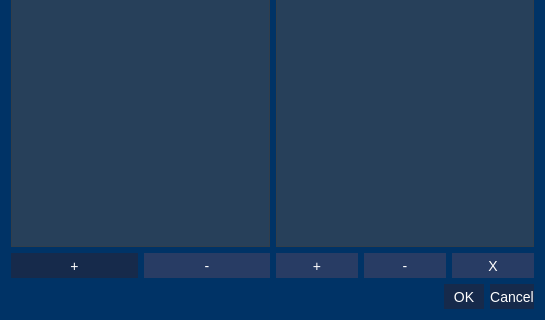
First picture: the form in gui/definitions/group_dialog.ui, repository SilMon/NucDetect, before the edit; both pictures show x 0 to 545 and y 376 to 696 of the 545 by 696 pixel window.
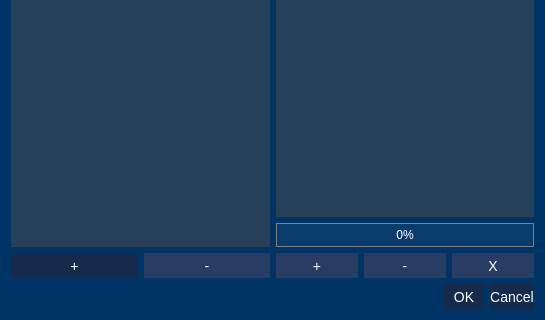
Second picture: the form after the edit.

Commit message: Introduction of standardized image loading

The edit to the form file:
```diff
--- a/gui/definitions/group_dialog.ui
+++ b/gui/definitions/group_dialog.ui
@@ -114,6 +114,16 @@
          </property>
         </widget>
        </item>
+       <item>
+        <widget class="QProgressBar" name="prg_images">
+         <property name="value">
+          <number>0</number>
+         </property>
+         <property name="alignment">
+          <set>Qt::AlignCenter</set>
+         </property>
+        </widget>
+       </item>
        <item>
         <layout class="QHBoxLayout" name="horizontalLayout_2">
          <item>
```
The commit also changes 7 other files.
